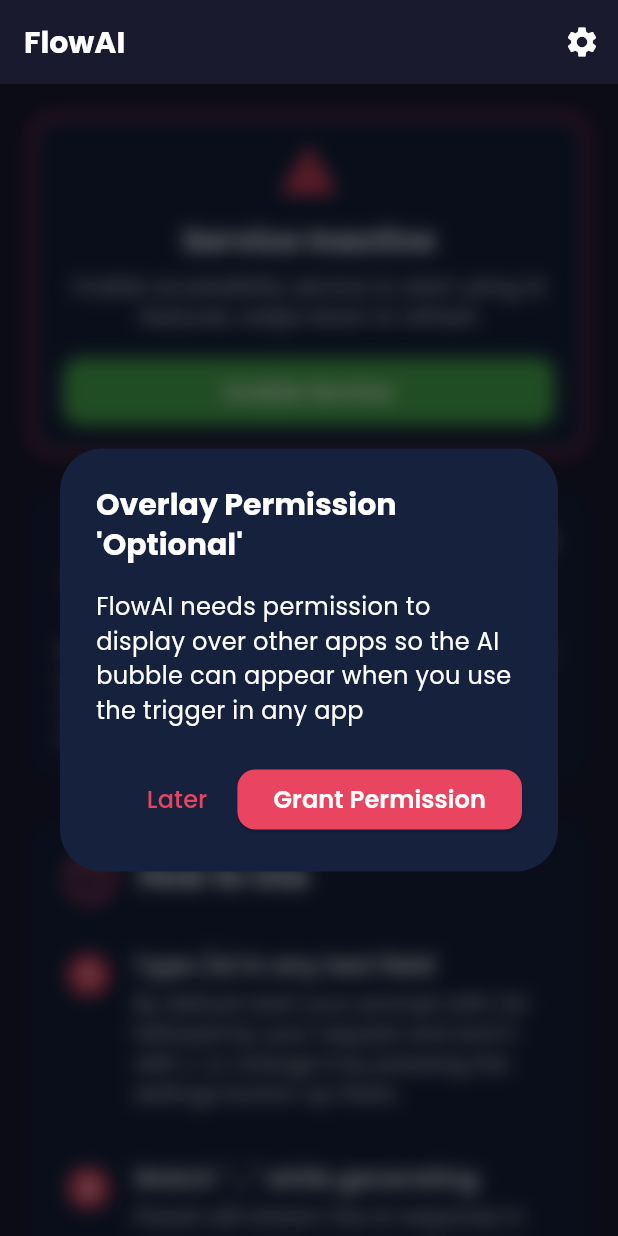
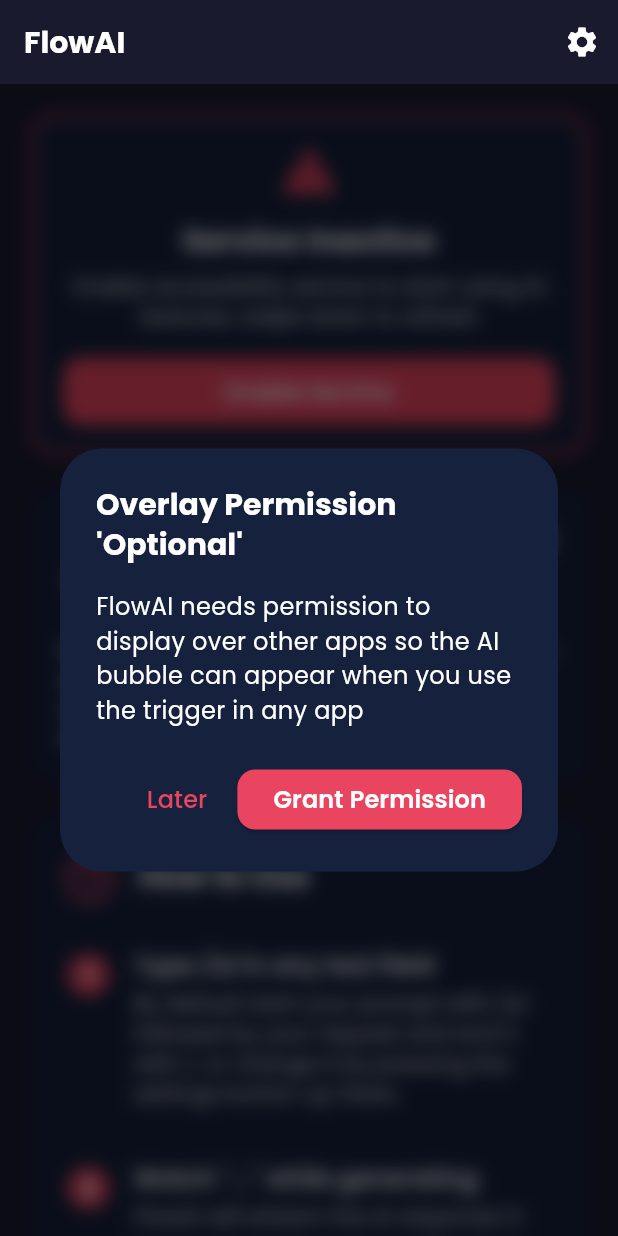
Before and after one commit to MohamedAlkindi/FlowAI, a Flutter app: the HomeScreen screen opened directly, on a phone screen of 412 x 824 dp. Run offline on Flutter 3.47's test engine with Material 3 defaults, Android fonts, the phone set to English and light mode, and no system bars; our stand-ins replace device_info_plus, flutter_bloc, google_fonts, shared_preferences, supabase_flutter; accounts and stored records are empty.

Commit message:
More final touches

```diff
--- a/lib/l10n/arb/app_ar.arb
+++ b/lib/l10n/arb/app_ar.arb
@@ -18,7 +18,7 @@
   "status_refreshed": "حدّث الحالة",
   "accessibility": "خدمة تسهيلات الاستخدام",
   "accessibility_desc": "تراقب هذه الخدمة حقول الإدخال لاكتشاف أوامر /ai وتوفير توليد النصوص بالذكاء الاصطناعي.",
-  "manage_in_settings": "إدارة من الإعدادات",
+  "manage_in_settings": الخدمة مُفعّلة",
   "enable_service": "تفعيل الخدمة",
   "edge_function_test": "اختبار وظيفة الحافة",
   "prompt_hint": "أدخل طلبًا لإرساله إلى وظيفة الحافة",
@@ -80,5 +80,7 @@
   "grantPermission":"تفعيل الامكانية",
   "later":"ﻻحقاً",
   "overlayDisplayPermissionTitle":"اذن العرض على تطفيقات أخرى 'اختياري'",
-  "overlayDisplayPermissionTest":"يحتاج تطبيق FlowAI الى اذن للعرض فوق التطبيقات الأخرى حتى نتمكن من عرض ميزة 'فقاعة الذكاء الاصطناعي'من الظهور عند استخدام التطبيق."
+  "overlayDisplayPermissionTest":"يحتاج تطبيق FlowAI الى اذن للعرض فوق التطبيقات الأخرى حتى نتمكن من عرض ميزة 'فقاعة الذكاء الاصطناعي'من الظهور عند استخدام التطبيق.",
+  "permissionGranted":"✓ تم تفعيل اذن الفقاعة",
+  "grantBubblePermission":"اعطاء الاذن للفقاعة"
 }
--- a/lib/l10n/arb/app_en.arb
+++ b/lib/l10n/arb/app_en.arb
@@ -18,7 +18,7 @@
   "status_refreshed": "Status refreshed",
   "accessibility": "Accessibility Service",
   "accessibility_desc": "This service monitors text input fields to detect /ai commands and provide AI-powered text generation.",
-  "manage_in_settings": "Manage in Settings",
+  "manage_in_settings": "Service is Enabled️ ✓",
   "enable_service": "Enable Service",
   "edge_function_test": "Edge Function Test",
   "prompt_hint": "Enter a prompt to send to Edge Function",
@@ -80,5 +80,7 @@
   "grantPermission":"Grant Permission",
   "later":"Later",
   "overlayDisplayPermissionTitle":"Overlay Permission 'Optional'",
-  "overlayDisplayPermissionText":"FlowAI needs permission to display over other apps so the AI bubble can appear when you use the trigger in any app"
+  "overlayDisplayPermissionText":"FlowAI needs permission to display over other apps so the AI bubble can appear when you use the trigger in any app",
+  "permissionGranted":"Bubble Permission Granted ✓",
+  "grantBubblePermission":"Grant Bubble Permission"
 }
--- a/lib/screens/home_screen/widgets/status_card.dart
+++ b/lib/screens/home_screen/widgets/status_card.dart
@@ -79,8 +79,8 @@ Widget buildStatusCard({
             },
             style: ElevatedButton.styleFrom(
               backgroundColor: isAccessibilityEnabled
-                  ? const Color(0xFFE94560)
-                  : const Color(0xFF4CAF50),
+                  ? const Color(0xFF4CAF50)
+                  : const Color(0xFFE94560),
               foregroundColor: Colors.white,
               shape: RoundedRectangleBorder(
                 borderRadius: BorderRadius.circular(12),
@@ -117,8 +117,8 @@ Widget buildStatusCard({
               ),
               child: Text(
                 hasOverlayPermission
-                    ? 'Bubble Permission Granted ✓'
-                    : 'Grant Bubble Permission',
+                    ? t.t("permissionGranted")
+                    : t.t("grantBubblePermission"),
                 style: GoogleFonts.poppins(
                   fontSize: 15,
                   fontWeight: FontWeight.w600,
```
